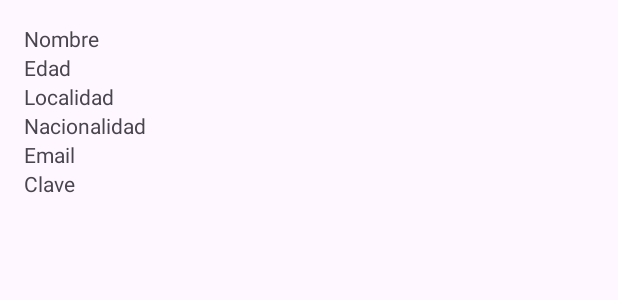
After one commit to PabloSanchez87/AndroidCNTG, an Android app: the layout item_cliente.xml on its own in the app's theme, with its tools: preview values and no code run, on a phone screen of 412 x 824 dp. The commit adds this screen. Shown: the top 300 px of the screen. Run offline under Robolectric (Android 15) with nearby library versions, the phone set to English and light mode, and no system bars.

Commit message:
Cambios propios. Creación de un RecyclerView para mostrar los datos recuperardos de Firabase, creando una nueva activity al pulsar el botón de listar clientes. Creamos Adapter, holder, item_layout.

```diff
--- a/app/src/main/AndroidManifest.xml
+++ b/app/src/main/AndroidManifest.xml
@@ -22,6 +22,9 @@
         android:supportsRtl="true"
         android:theme="@style/Theme.CntgApp"
         tools:targetApi="31">
+        <activity
+            android:name=".realtimedatabase.ListarClientesActivity"
+            android:exported="false" />
         <activity
             android:name=".realtimedatabase.InsertarClientesActivity"
             android:exported="false" />
@@ -68,7 +71,7 @@
             android:exported="false" />
         <activity
             android:name=".MenuPrincipalActivity"
-            android:exported="true"></activity>
+            android:exported="true" />
         <activity
             android:name=".webview.WebActivity"
             android:exported="true"> <!-- esto significa que es exportable desde fuera, que sea visible para el ecosistema de android -->
--- a/app/src/main/java/gal/cntg/cntgapp/realtimedatabase/Cliente.kt
+++ b/app/src/main/java/gal/cntg/cntgapp/realtimedatabase/Cliente.kt
@@ -1,5 +1,7 @@
 package gal.cntg.cntgapp.realtimedatabase
+
+import java.io.Serializable
 
 // Atributos que se correspondan con los atributos del formulario a guardar en Firabase
 data class Cliente(val edad:Long, val localidad:String, val nombre:String,
-                   val email:String, val nacionalidad:String, var clave:String="")
+                   val email:String, val nacionalidad:String, var clave:String="") :Serializable
--- a/app/src/main/res/layout/activity_insertar_clientes.xml
+++ b/app/src/main/res/layout/activity_insertar_clientes.xml
@@ -83,7 +83,7 @@
         android:layout_width="wrap_content"
         android:layout_height="wrap_content"
         android:layout_marginTop="48dp"
-        android:text="LISTAR CLIENTES(en el log)"
+        android:text="LISTAR CLIENTES"
         android:onClick="listarClientes"
         app:layout_constraintEnd_toEndOf="parent"
         app:layout_constraintStart_toStartOf="parent"
--- /dev/null
+++ b/app/src/main/res/layout/item_cliente.xml
@@ -0,0 +1,45 @@
+<?xml version="1.0" encoding="utf-8"?>
+<LinearLayout xmlns:android="http://schemas.android.com/apk/res/android"
+    android:layout_width="match_parent"
+    android:layout_height="wrap_content"
+    android:orientation="vertical"
+    android:padding="16dp">
+
+    <TextView
+        android:id="@+id/nombreRecuperado"
+        android:layout_width="wrap_content"
+        android:layout_height="wrap_content"
+        android:text="Nombre" />
+
+    <TextView
+        android:id="@+id/edadRecuperada"
+        android:layout_width="wrap_content"
+        android:layout_height="wrap_content"
+        android:text="Edad" />
+
+    <TextView
+        android:id="@+id/localidadRecuperada"
+        android:layout_width="wrap_content"
+        android:layout_height="wrap_content"
+        android:text="Localidad" />
+
+    <TextView
+        android:id="@+id/nacionalidadRecuperada"
+        android:layout_width="wrap_content"
+        android:layout_height="wrap_content"
+        android:text="Nacionalidad" />
+
+    <TextView
+        android:id="@+id/emailRecuperado"
+        android:layout_width="wrap_content"
+        android:layout_height="wrap_content"
+        android:text="Email" />
+
+    <TextView
+        android:id="@+id/claveRecuperada"
+        android:layout_width="wrap_content"
+        android:layout_height="wrap_content"
+        android:text="Clave" />
+
+
+</LinearLayout>
```
Also changed, not shown: app/src/main/java/gal/cntg/cntgapp/realtimedatabase/ClienteAdapter.kt (added, +33 -0 lines), app/src/main/java/gal/cntg/cntgapp/realtimedatabase/ClienteViewHolder.kt (added, +22 -0 lines), app/src/main/java/gal/cntg/cntgapp/realtimedatabase/InsertarClientesActivity.kt (+79 -2 lines), app/src/main/java/gal/cntg/cntgapp/realtimedatabase/ListarClientesActivity.kt (added, +25 -0 lines), app/src/main/res/layout/activity_listar_clientes.xml (added, +18 -0 lines).
